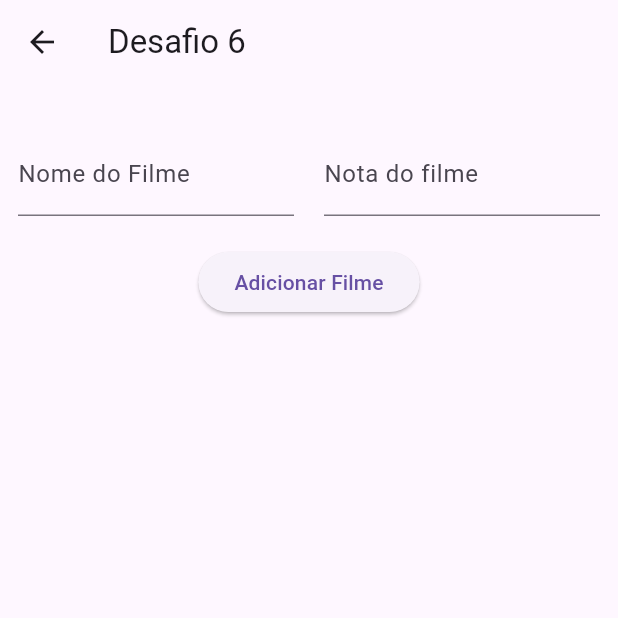
After one commit to Mathprimus/app_estudo_flutter, a Flutter app: the DesafiosSreen screen opened directly, after a tap on "Desafio 6", on a phone screen of 412 x 824 dp, the top half of it. The commit adds this screen. Run offline on Flutter 3.47's test engine with Material 3 defaults, Android fonts, the phone set to English and light mode, and no system bars.

Commit message:
desafio 6

```diff
--- a/lib/screens/desafios/desafios_sreen.dart
+++ b/lib/screens/desafios/desafios_sreen.dart
@@ -7,6 +7,8 @@ import 'package:app_estudo_flutter/screens/desafios/numeros/desafio3_ref.dart';
 import 'package:app_estudo_flutter/screens/desafios/numeros/desafio4.dart';
 import 'package:app_estudo_flutter/screens/desafios/numeros/desafio5.dart';
 import 'package:app_estudo_flutter/screens/desafios/numeros/desafio5_prof.dart';
+import 'package:app_estudo_flutter/screens/desafios/numeros/desafio6.dart';
+import 'package:app_estudo_flutter/screens/desafios/numeros/desafio6_prof.dart';
 import 'package:flutter/material.dart';
 
 class DesafiosSreen extends StatefulWidget {
@@ -154,6 +156,34 @@ class _DesafiosSreenState extends State<DesafiosSreen> {
                     child: Text("Desafio 5 prof"),
                   ),
                 ),
+                SizedBox(
+                  width: double.infinity,
+                  child: ElevatedButton(
+                    onPressed: () {
+                      Navigator.push(
+                        context,
+                        MaterialPageRoute(
+                          builder: (context) => Desafio6(),
+                        ),
+                      );
+                    },
+                    child: Text("Desafio 6"),
+                  ),
+                ),
+                SizedBox(
+                  width: double.infinity,
+                  child: ElevatedButton(
+                    onPressed: () {
+                      Navigator.push(
+                        context,
+                        MaterialPageRoute(
+                          builder: (context) => Desafio6_prof(),
+                        ),
+                      );
+                    },
+                    child: Text("Desafio 6 Prof"),
+                  ),
+                ),
               ],
             ),
           ),
--- /dev/null
+++ b/lib/screens/desafios/numeros/desafio6.dart
@@ -0,0 +1,133 @@
+import 'package:flutter/material.dart';
+
+class RegistrarFilme {
+  final String nome;
+  final int nota;
+  bool assistido;
+
+  RegistrarFilme(
+      {required this.nome, required this.nota, this.assistido = false});
+}
+
+class Desafio6 extends StatefulWidget {
+  const Desafio6({super.key});
+
+  @override
+  State<Desafio6> createState() => _Desafio6State();
+}
+
+class _Desafio6State extends State<Desafio6> {
+  TextEditingController nomeFilme = TextEditingController();
+  TextEditingController notaFilme = TextEditingController();
+  bool? assistido = false;
+  List<RegistrarFilme> filmes = [];
+
+  void registrarFilme() {
+    setState(() {
+      filmes.add(RegistrarFilme(
+          nome: nomeFilme.text, nota: int.parse(notaFilme.text)));
+    });
+  }
+
+  void excluirFilme(int index) {
+    setState(() {
+      filmes.removeAt(index);
+    });
+  }
+
+  @override
+  Widget build(BuildContext context) {
+    return Scaffold(
+      appBar: AppBar(title: Text("Desafio 6")),
+      body: SingleChildScrollView(
+        child: Padding(
+          padding: const EdgeInsets.all(12),
+          child: Column(
+            children: [
+              SizedBox(height: 20),
+              Row(
+                children: [
+                  Expanded(
+                    child: TextField(
+                      controller: nomeFilme,
+                      decoration: InputDecoration(labelText: "Nome do Filme"),
+                    ),
+                  ),
+                  SizedBox(width: 20),
+                  Expanded(
+                    child: TextField(
+                      controller: notaFilme,
+                      keyboardType: TextInputType.number,
+                      decoration: InputDecoration(labelText: "Nota do filme"),
+                    ),
+                  ),
+                ],
+              ),
+              SizedBox(height: 20),
+              ElevatedButton(
+                onPressed: registrarFilme,
+                child: Text("Adicionar Filme"),
+              ),
+              SizedBox(height: 20),
+              ListView.builder(
+                shrinkWrap: true,
+                physics: NeverScrollableScrollPhysics(),
+                itemCount: filmes.length,
+                itemBuilder: (context, index) {
+                  final filme = filmes[index];
+
+                  Color corNota;
+                  if (filme.nota > 7) {
+                    corNota = Colors.blue;
+                  } else if (filme.nota > 3) {
+                    corNota = Colors.yellow;
+                  } else {
+                    corNota = Colors.red;
+                  }
+
+                  return Card(
+                    margin: EdgeInsets.symmetric(vertical: 8),
+                    child: Padding(
+                      padding: const EdgeInsets.all(12),
+                      child: Column(
+                        crossAxisAlignment: CrossAxisAlignment.start,
+                        children: [
+                          Row(
+                            children: [
+                              Expanded(child: Text(filme.nome)),
+                              Text("${filme.nota} / 10"),
+                              SizedBox(width: 8),
+                              Icon(Icons.star, color: corNota),
+                            ],
+                          ),
+                          Row(
+                            children: [
+                              Checkbox(
+                                value: filme.assistido,
+                                onChanged: (newValue) {
+                                  setState(() {
+                                    filme.assistido = newValue!;
+                                  });
+                                },
+                              ),
+                              Text("Assistido"),
+                              Spacer(),
+                              IconButton(
+                                onPressed: () => excluirFilme(index),
+                                icon: Icon(Icons.delete),
+                              )
+                            ],
+                          ),
+                        ],
+                      ),
+                    ),
+                  );
+                },
+              ),
+            ],
+          ),
+        ),
+      ),
+    );
+  }
+}
--- /dev/null
+++ b/lib/screens/desafios/numeros/desafio6_prof.dart
@@ -0,0 +1,149 @@
+import 'package:flutter/material.dart';
+
+class RegistrarFilme {
+  final String nome;
+  final int nota;
+  bool assistido;
+
+  RegistrarFilme({
+    required this.nome,
+    required this.nota,
+    this.assistido = false,
+  });
+}
+
+class Desafio6_prof extends StatefulWidget {
+  const Desafio6_prof({super.key});
+
+  @override
+  State<Desafio6_prof> createState() => _Desafio6_profState();
+}
+
+class _Desafio6_profState extends State<Desafio6_prof> {
+  TextEditingController nomeFilme = TextEditingController();
+  TextEditingController notaFilme = TextEditingController();
+
+  List<RegistrarFilme> filmes = [];
+
+  void registrarFilme() {
+    final nome = nomeFilme.text.trim();
+    final notaTexto = notaFilme.text.trim();
+
+    if (nome.isEmpty || notaTexto.isEmpty) {
+      return;
+    }
+
+    final nota = int.tryParse(notaTexto);
+    if (nota == null || nota < 0 || nota > 10) {
+      return;
+    }
+
+    setState(() {
+      filmes.add(RegistrarFilme(nome: nome, nota: nota));
+      nomeFilme.clear();
+      notaFilme.clear();
+    });
+  }
+
+  void excluirFilme(int index) {
+    setState(() {
+      filmes.removeAt(index);
+    });
+  }
+
+  @override
+  Widget build(BuildContext context) {
+    return Scaffold(
+      appBar: AppBar(title: Text("Desafio 6")),
+      body: SingleChildScrollView(
+        child: Padding(
+          padding: const EdgeInsets.all(12),
+          child: Column(
+            children: [
+              SizedBox(height: 20),
+              Row(
+                children: [
+                  Expanded(
+                    child: TextField(
+                      controller: nomeFilme,
+                      decoration: InputDecoration(labelText: "Nome do Filme"),
+                    ),
+                  ),
+                  SizedBox(width: 20),
+                  Expanded(
+                    child: TextField(
+                      controller: notaFilme,
+                      keyboardType: TextInputType.number,
+                      decoration: InputDecoration(labelText: "Nota do filme"),
+                    ),
+                  ),
+                ],
+              ),
+              SizedBox(height: 20),
+              ElevatedButton(
+                onPressed: registrarFilme,
+                child: Text("Adicionar Filme"),
+              ),
+              SizedBox(height: 20),
+              ListView.builder(
+                shrinkWrap: true,
+                physics: NeverScrollableScrollPhysics(),
+                itemCount: filmes.length,
+                itemBuilder: (context, index) {
+                  final filme = filmes[index];
+
+                  Color corNota;
+                  if (filme.nota > 7) {
+                    corNota = Colors.blue;
+                  } else if (filme.nota > 3) {
+                    corNota = Colors.yellow;
+                  } else {
+                    corNota = Colors.red;
+                  }
+
+                  return Card(
+                    margin: EdgeInsets.symmetric(vertical: 8),
+                    child: Padding(
+                      padding: const EdgeInsets.all(12),
+                      child: Column(
+                        crossAxisAlignment: CrossAxisAlignment.start,
+                        children: [
+                          Row(
+                            children: [
+                              Expanded(child: Text(filme.nome)),
+                              Text("${filme.nota} / 10"),
+                              SizedBox(width: 8),
+                              Icon(Icons.star, color: corNota),
+                            ],
+                          ),
+                          Row(
+                            children: [
+                              Checkbox(
+                                value: filme.assistido,
+                                onChanged: (newValue) {
+                                  setState(() {
+                                    filme.assistido = newValue!;
+                                  });
+                                },
+                              ),
+                              Text("Assistido"),
+                              Spacer(),
+                              IconButton(
+                                onPressed: () => excluirFilme(index),
+                                icon: Icon(Icons.delete),
+                              )
+                            ],
+                          ),
+                        ],
+                      ),
+                    ),
+                  );
+                },
+              ),
+            ],
+          ),
+        ),
+      ),
+    );
+  }
+}
```
